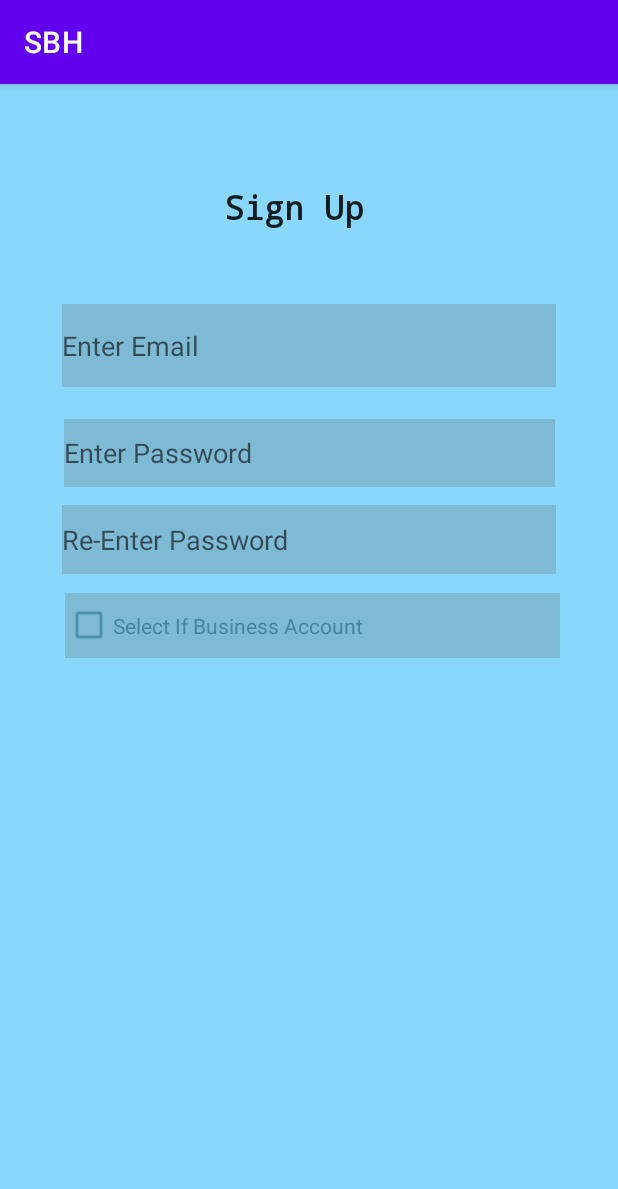
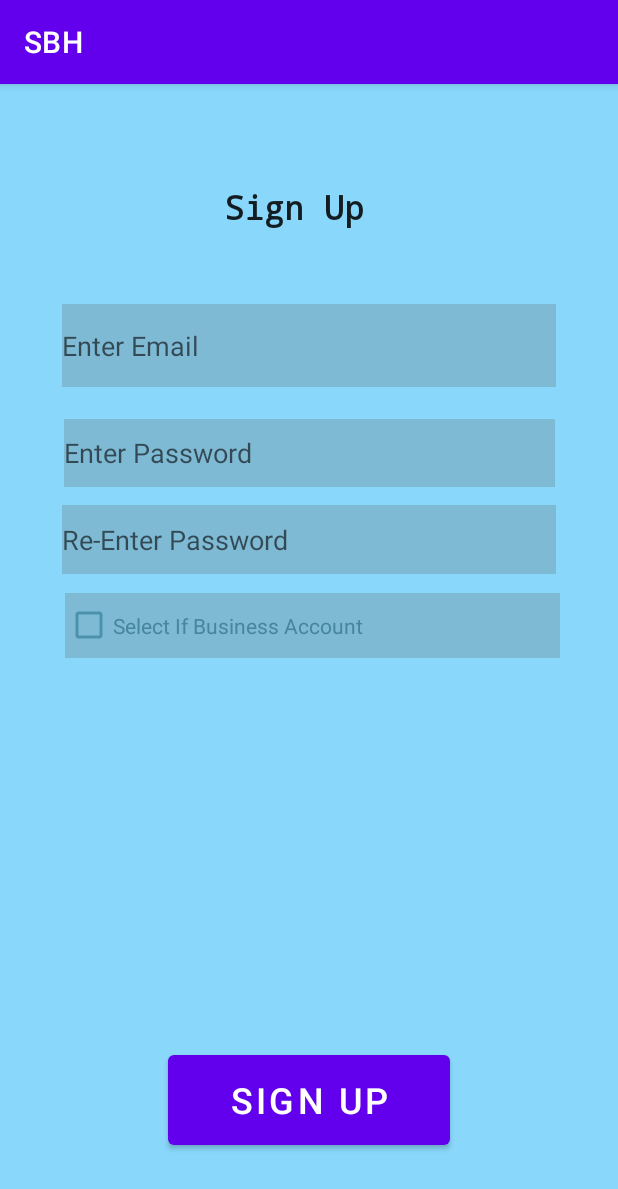
Before and after one commit to bersnico/SmallBusinessHelper, an Android app: the screen it shows after launch (SignUpActivity), on a phone screen of 412 x 824 dp. Shown: the top 1189 px of the screen. Run offline under Robolectric (Android 15) with nearby library versions, the phone set to English and light mode, and no system bars.

Commit message:
new button

```diff
--- a/app/src/main/res/layout/activity_sign_up.xml
+++ b/app/src/main/res/layout/activity_sign_up.xml
@@ -95,4 +95,11 @@
             app:layout_constraintTop_toBottomOf="@+id/editTextPhone" app:layout_constraintVertical_bias="0.051"
             android:hint="@string/enter_business_address" android:autofillHints="" android:cursorVisible="true"
             android:fadingEdge="horizontal|vertical" android:visibility="invisible" android:background="#36594B4B"/>
+    <Button
+            android:text="@string/sign_up"
+            android:layout_width="188dp"
+            android:layout_height="72dp" android:id="@+id/button"
+            app:layout_constraintEnd_toEndOf="parent" app:layout_constraintStart_toStartOf="parent"
+            app:layout_constraintTop_toBottomOf="@+id/editTextBusinessName"
+            app:layout_constraintBottom_toBottomOf="parent" android:textSize="24sp"/>
 </androidx.constraintlayout.widget.ConstraintLayout>
```
